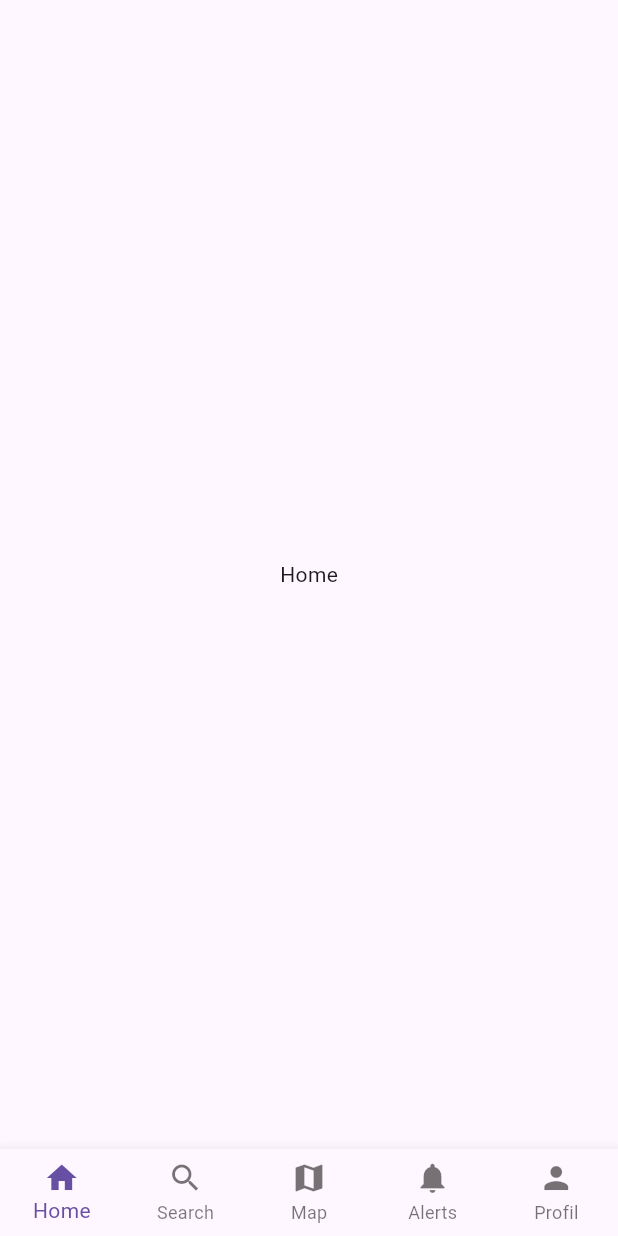
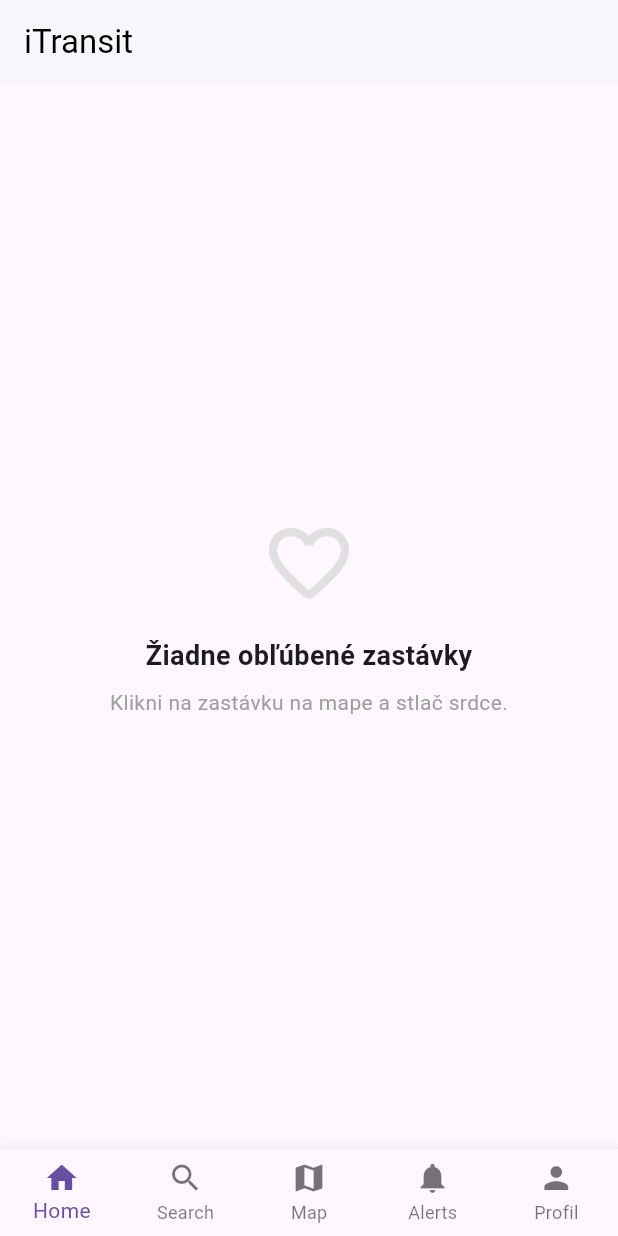
Before and after one commit to SabinaBuchova/itransit_2, a Flutter app: the screen it shows once a user with an empty profile is signed in, on a phone screen of 412 x 824 dp. Run offline on Flutter 3.47's test engine with Material 3 defaults, Android fonts, the phone set to English and light mode, and no system bars; our stand-ins replace cloud_firestore, firebase_auth, firebase_core, flutter_dotenv, flutter_map, google_sign_in and 3 more; missing offline and left inert: flutter_facebook_auth; accounts and stored records are empty; generated files the repository leaves out were written again; network calls fail.

Commit message:
favorite stops functionality

```diff
--- /dev/null
+++ b/lib/data/models/favourite_stop.dart
@@ -0,0 +1,19 @@
+class FavouriteStop {
+  final String stopId;
+  final String stopName;
+
+  FavouriteStop({
+    required this.stopId,
+    required this.stopName,
+  });
+
+  Map<String, dynamic> toMap() => {
+    'stopId': stopId,
+    'stopName': stopName,
+  };
+
+  factory FavouriteStop.fromMap(Map<String, dynamic> map) => FavouriteStop(
+    stopId: map['stopId'],
+    stopName: map['stopName'],
+  );
+}
--- /dev/null
+++ b/lib/data/services/favourite_service.dart
@@ -0,0 +1,43 @@
+import 'package:cloud_firestore/cloud_firestore.dart';
+import 'package:firebase_auth/firebase_auth.dart';
+import '../models/favourite_stop.dart';
+
+class FavouritesService {
+  static final _db = FirebaseFirestore.instance;
+  static final _auth = FirebaseAuth.instance;
+
+  static String? get _uid => _auth.currentUser?.uid;
+
+  static CollectionReference? get _collection {
+    if (_uid == null) return null;
+    return _db.collection('users').doc(_uid).collection('favourites');
+  }
+
+  // Načítaj obľúbené
+  static Stream<List<FavouriteStop>> favouritesStream() {
+    if (_collection == null) return Stream.value([]);
+
+    return _collection!.snapshots().map((snap) => snap.docs
+        .map((doc) => FavouriteStop.fromMap(doc.data() as Map<String, dynamic>))
+        .toList());
+  }
+
+  // Pridaj obľúbenú
+  static Future<void> add(FavouriteStop stop) async {
+    if (_collection == null) return;
+    await _collection!.doc(stop.stopId).set(stop.toMap());
+  }
+
+  // Odober obľúbenú
+  static Future<void> remove(String stopId) async {
+    if (_collection == null) return;
+    await _collection!.doc(stopId).delete();
+  }
+
+  // Je zastávka obľúbená?
+  static Future<bool> isFavourite(String stopId) async {
+    if (_collection == null) return false;
+    final doc = await _collection!.doc(stopId).get();
+    return doc.exists;
+  }
+}
--- a/lib/features/auth/auth_screen.dart
+++ b/lib/features/auth/auth_screen.dart
@@ -1,5 +1,4 @@
 import 'package:flutter/material.dart';
-import 'package:firebase_auth/firebase_auth.dart';
 import 'auth_service.dart';
 
 class AuthScreen extends StatefulWidget {
--- /dev/null
+++ b/lib/features/home/home_screen.dart
@@ -0,0 +1,103 @@
+import 'package:flutter/material.dart';
+import '../../../data/services/favourite_service.dart';
+import '../../../data/models/favourite_stop.dart';
+import '../../../features/auth/auth_service.dart';
+import 'widgets/favourite_card.dart';
+
+class HomeScreen extends StatelessWidget {
+  const HomeScreen({super.key});
+
+  @override
+  Widget build(BuildContext context) {
+    final isAnonymous = AuthService.isAnonymous;
+
+    return Scaffold(
+      appBar: AppBar(
+        title: const Text('iTransit'),
+        backgroundColor: Colors.white,
+        foregroundColor: Colors.black,
+        elevation: 1,
+      ),
+      body: isAnonymous ? _AnonymousHome() : _LoggedInHome(),
+    );
+  }
+}
+
+class _AnonymousHome extends StatelessWidget {
+  @override
+  Widget build(BuildContext context) {
+    return Center(
+      child: Padding(
+        padding: const EdgeInsets.all(32),
+        child: Column(
+          mainAxisSize: MainAxisSize.min,
+          children: [
+            Icon(Icons.star_border_rounded,
+                size: 64, color: Colors.grey.shade300),
+            const SizedBox(height: 16),
+            const Text(
+              'Obľúbené zastávky',
+              style: TextStyle(fontSize: 18, fontWeight: FontWeight.w700),
+            ),
+            const SizedBox(height: 8),
+            Text(
+              'Prihlás sa a ulož si obľúbené zastávky pre rýchly prístup.',
+              textAlign: TextAlign.center,
+              style: TextStyle(color: Colors.grey.shade500),
+            ),
+          ],
+        ),
+      ),
+    );
+  }
+}
+
+class _LoggedInHome extends StatelessWidget {
+  @override
+  Widget build(BuildContext context) {
+    return StreamBuilder<List<FavouriteStop>>(
+      stream: FavouritesService.favouritesStream(),
+      builder: (context, snapshot) {
+        if (snapshot.connectionState == ConnectionState.waiting) {
+          return const Center(child: CircularProgressIndicator());
+        }
+
+        final favourites = snapshot.data ?? [];
+
+        if (favourites.isEmpty) {
+          return Center(
+            child: Padding(
+              padding: const EdgeInsets.all(32),
+              child: Column(
+                mainAxisSize: MainAxisSize.min,
+                children: [
+                  Icon(Icons.favorite_border_rounded,
+                      size: 64, color: Colors.grey.shade300),
+                  const SizedBox(height: 16),
+                  const Text(
+                    'Žiadne obľúbené zastávky',
+                    style: TextStyle(
+                        fontSize: 18, fontWeight: FontWeight.w700),
+                  ),
+                  const SizedBox(height: 8),
+                  Text(
+                    'Klikni na zastávku na mape a stlač srdce.',
+                    textAlign: TextAlign.center,
+                    style: TextStyle(color: Colors.grey.shade500),
+                  ),
+                ],
+              ),
+            ),
+          );
+        }
+
+        return ListView.separated(
+          padding: const EdgeInsets.all(16),
+          itemCount: favourites.length,
+          separatorBuilder: (_, __) => const SizedBox(height: 12),
+          itemBuilder: (_, i) => FavouriteCard(stop: favourites[i]),
+        );
+      },
+    );
+  }
+}
--- a/lib/main.dart
+++ b/lib/main.dart
@@ -8,10 +8,11 @@ import 'firebase_options.dart';
 import 'data/models/stop_group.dart';
 import 'data/database/app_database.dart';
 import 'data/models/stop.dart';
-import 'data/api/golemio_api.dart';
 import 'features/map/map_screen.dart';
 import 'features/auth/auth_screen.dart';
 import 'features/auth/profile_screen.dart';
+import 'features/home/home_screen.dart';
+import 'data/services/stop_sync_service.dart';
 
 void main() async {
   WidgetsFlutterBinding.ensureInitialized();
@@ -20,12 +21,13 @@ void main() async {
 
   await Firebase.initializeApp(options: DefaultFirebaseOptions.currentPlatform);
 
-  //await AppDatabase.deleteDatabaseFile();
-  await AppDatabase.database;
-  //await AppDatabase.clearStops();
+  try {
+    await StopSyncService.syncIfNeeded();
+  } catch (e) {
+    print('Sync zlyhal: $e');
+  }
 
 
-  //await GolemioApi.importStops();
 
   runApp(const MyApp());
 }
@@ -96,14 +98,6 @@ class _MainScreenState extends State<MainScreen> {
   }
 }
 
-class HomeScreen extends StatelessWidget {
-  const HomeScreen({super.key});
-
-  @override
-  Widget build(BuildContext context) {
-    return const Center(child: Text("Home"));
-  }
-}
 
 class SearchScreen extends StatefulWidget {
   const SearchScreen({super.key});
--- a/pubspec.yaml
+++ b/pubspec.yaml
@@ -40,9 +40,10 @@ dependencies:
 
   firebase_core: ^3.13.0
   firebase_auth: ^5.5.0
-  cloud_firestore: ^5.6.0
+  cloud_firestore: ^5.4.4
   google_sign_in: ^6.2.1
   flutter_facebook_auth: ^7.0.1
+  shared_preferences: ^2.3.2
 
 
   sqflite: ^2.3.0
```
Also changed, not shown: lib/data/services/stop_sync_service.dart (added, +41 -0 lines), lib/features/home/widgets/favourite_card.dart (added, +56 -0 lines), lib/features/map/widgets/departure_board.dart (+40 -4 lines), pubspec.lock, 1 other file.
